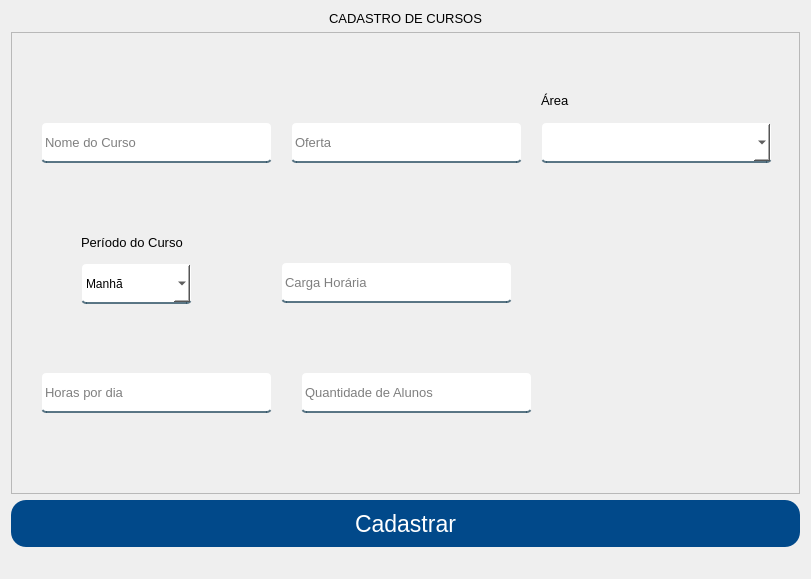
The window that App/view/ui/cadastroCurso.ui (Senac-SOR-ADS/Mapa-de-Sala) describes before a commit, drawn with Qt 5.
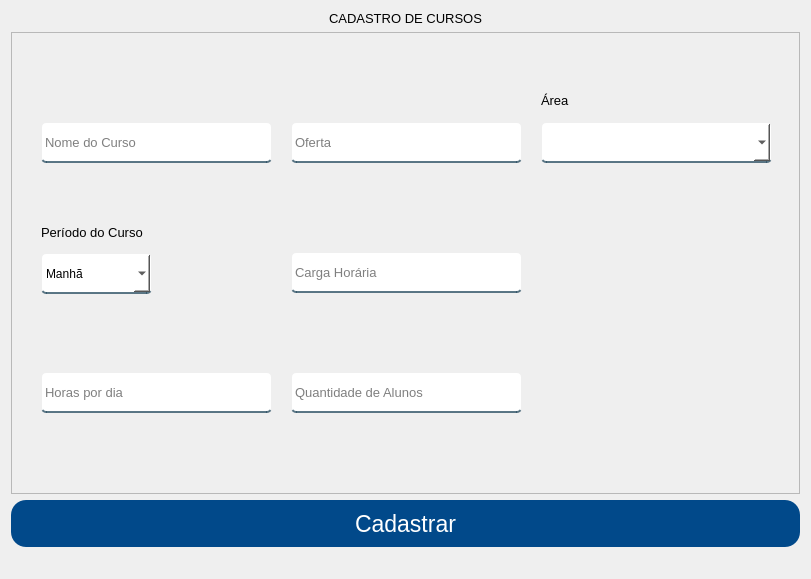
The same window after the commit.

```diff
--- a/App/view/ui/cadastroCurso.ui
+++ b/App/view/ui/cadastroCurso.ui
@@ -99,9 +99,9 @@
      <widget class="QLabel" name="label_7">
       <property name="geometry">
        <rect>
-        <x>70</x>
-        <y>200</y>
-        <width>131</width>
+        <x>30</x>
+        <y>190</y>
+        <width>111</width>
         <height>20</height>
        </rect>
       </property>
@@ -143,8 +143,8 @@
      <widget class="QComboBox" name="periodoCurso">
       <property name="geometry">
        <rect>
-        <x>70</x>
-        <y>231</y>
+        <x>30</x>
+        <y>221</y>
         <width>111</width>
         <height>41</height>
        </rect>
@@ -198,8 +198,8 @@
      <widget class="QLineEdit" name="cargaCurso">
       <property name="geometry">
        <rect>
-        <x>270</x>
-        <y>230</y>
+        <x>280</x>
+        <y>220</y>
         <width>231</width>
         <height>41</height>
        </rect>
@@ -222,7 +222,7 @@
      <widget class="QLineEdit" name="quantidadeAlunos">
       <property name="geometry">
        <rect>
-        <x>290</x>
+        <x>280</x>
         <y>340</y>
         <width>231</width>
         <height>41</height>
```
Left out of the diff: 26 changed lines with no effect on the pictures.
